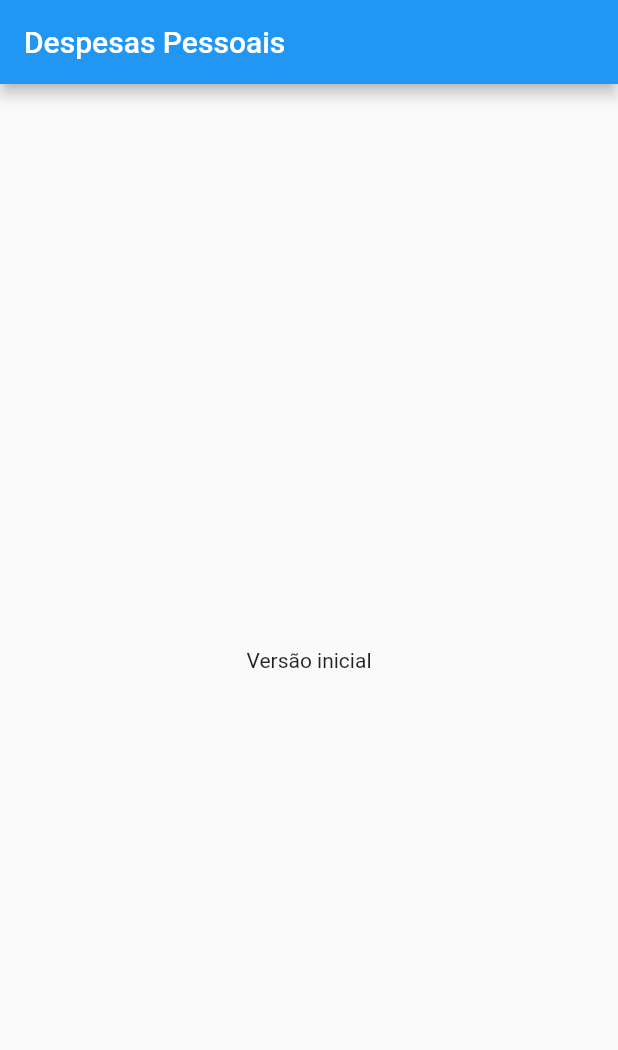
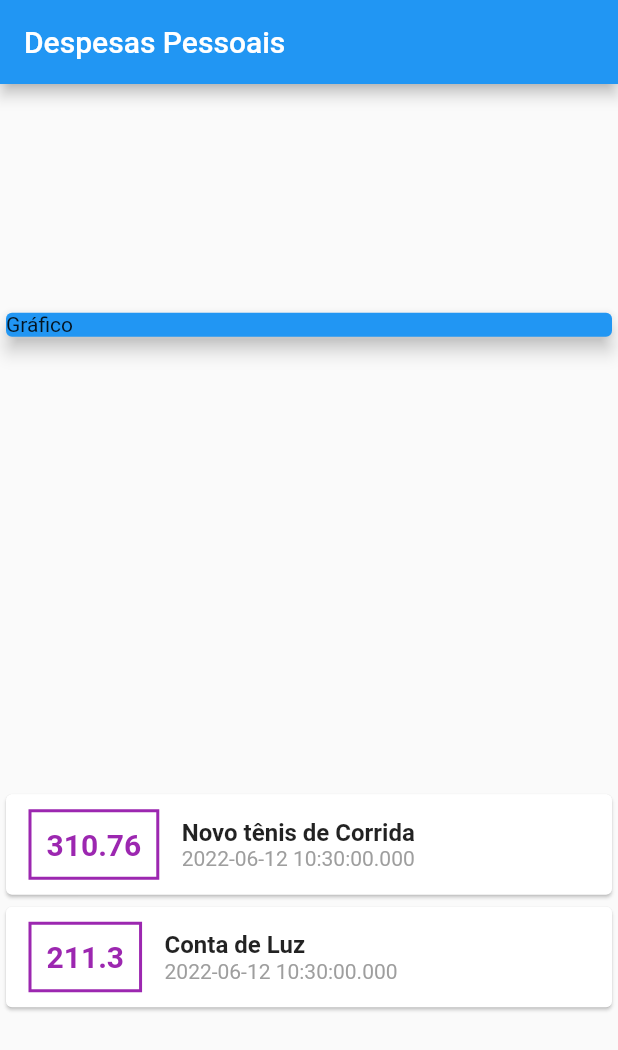
Before and after one commit to edmarques11/expenses_flutter_app, a Flutter app: the screen it shows after launch, on a phone screen of 412 x 824 dp. Shown: the top 1050 px of the screen. Run offline on Flutter 3.47's test engine with Material 2 defaults, Android fonts, the phone set to English and light mode, and no system bars.

Commit message:
feature: create card transaction

```diff
--- a/lib/main.dart
+++ b/lib/main.dart
@@ -1,3 +1,4 @@
+import 'package:expenses/models/transaction.dart';
 import 'package:flutter/material.dart';
 
 void main(List<String> args) {
@@ -9,14 +10,29 @@ class ExpensesApp extends StatelessWidget {
 
   @override
   Widget build(BuildContext context) {
-    return const MaterialApp(
+    return MaterialApp(
       home: MyHomePage(),
     );
   }
 }
 
 class MyHomePage extends StatelessWidget {
-  const MyHomePage({Key? key}) : super(key: key);
+  final List<Transaction> _transactions = [
+    Transaction(
+      id: 't1',
+      title: 'Novo tênis de Corrida',
+      value: 310.76,
+      date: DateTime.now(),
+    ),
+    Transaction(
+      id: 't2',
+      title: 'Conta de Luz',
+      value: 211.30,
+      date: DateTime.now(),
+    ),
+  ];
+
+  MyHomePage({Key? key}) : super(key: key);
 
   @override
   Widget build(BuildContext context) {
@@ -24,8 +40,63 @@ class MyHomePage extends StatelessWidget {
       appBar: AppBar(
         title: const Text('Despesas Pessoais'),
       ),
-      body: const Center(
-        child: Text('Versão inicial'),
+      body: Column(
+        mainAxisAlignment: MainAxisAlignment.spaceAround,
+        crossAxisAlignment: CrossAxisAlignment.stretch,
+        children: <Widget>[
+          const SizedBox(
+            child: Card(
+              color: Colors.blue,
+              elevation: 5,
+              child: Text('Gráfico'),
+            ),
+          ),
+          Column(
+            children: _transactions.map((tr) {
+              return Card(
+                child: Row(
+                  children: <Widget>[
+                    Container(
+                      margin: const EdgeInsets.symmetric(
+                          horizontal: 15, vertical: 10),
+                      decoration: BoxDecoration(
+                        border: Border.all(
+                          color: Colors.purple,
+                          width: 2,
+                        ),
+                      ),
+                      padding: const EdgeInsets.all(10),
+                      child: Text(
+                        tr.value.toString(),
+                        style: const TextStyle(
+                          fontWeight: FontWeight.bold,
+                          fontSize: 20,
+                          color: Colors.purple,
+                        ),
+                      ),
+                    ),
+                    Column(
+                      crossAxisAlignment: CrossAxisAlignment.start,
+                      children: <Widget>[
+                        Text(
+                          tr.title,
+                          style: const TextStyle(
+                              fontWeight: FontWeight.bold, fontSize: 16),
+                        ),
+                        Text(
+                          tr.date.toString(),
+                          style: const TextStyle(
+                            color: Colors.grey,
+                          ),
+                        ),
+                      ],
+                    )
+                  ],
+                ),
+              );
+            }).toList(),
+          )
+        ],
       ),
     );
   }
--- /dev/null
+++ b/lib/models/transaction.dart
@@ -0,0 +1,13 @@
+class Transaction {
+  final String id;
+  final String title;
+  final double value;
+  final DateTime date;
+
+  Transaction({
+    required this.id,
+    required this.title,
+    required this.value,
+    required this.date,
+  });
+}
```
